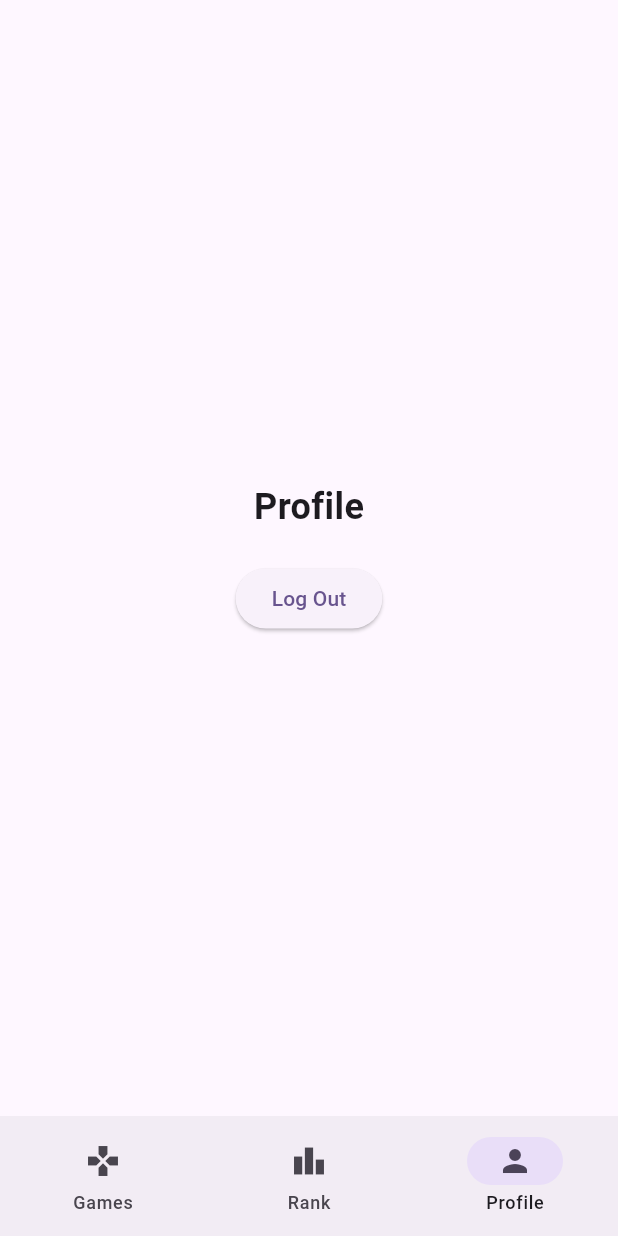
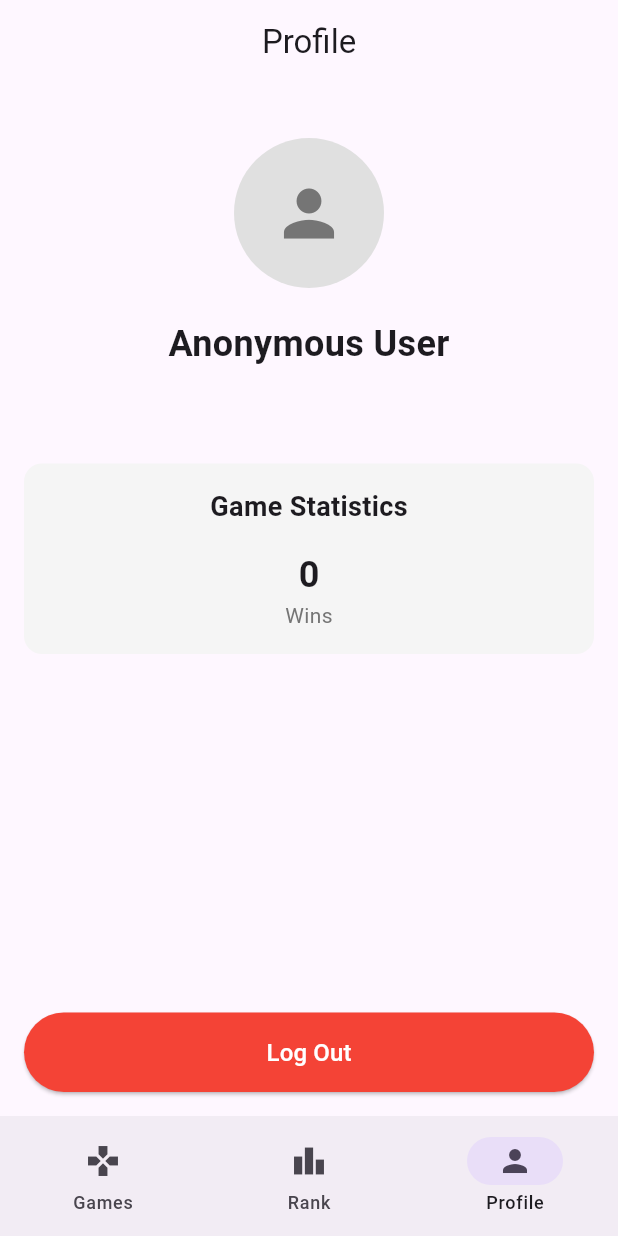
Before and after one commit to RekanAnwar/tic_tac_toc_game, a Flutter app: the screen it shows once a user with an empty profile is signed in, item 3 of the bottom bar chosen, on a phone screen of 412 x 824 dp. Run offline on Flutter 3.47's test engine with Material 3 defaults, Android fonts, the phone set to English and light mode, and no system bars; our stand-ins replace cloud_firestore, equatable, firebase_auth, firebase_core, flutter_riverpod; accounts and stored records are empty.

Commit message:
Refactor project structure and remove deprecated controllers
- Delete deprecated auth, game, and online game controllers
- Update import paths in views to use new state notifier controllers
- Modify ProfilePage to display user statistics and improve UI
- Remove unused game request and online player models
- Simplify project architecture by consolidating state management logic

```diff
--- a/lib/views/auth/auth_wrapper.dart
+++ b/lib/views/auth/auth_wrapper.dart
@@ -1,6 +1,6 @@
 import 'package:flutter/material.dart';
 import 'package:flutter_riverpod/flutter_riverpod.dart';
-import 'package:tic_tac_toc_game/controllers/auth_controller.dart';
+import 'package:tic_tac_toc_game/controllers/auth_state_notifier.dart';
 import 'package:tic_tac_toc_game/views/auth/login_page.dart';
 import 'package:tic_tac_toc_game/views/main_navigation.dart';
 
--- a/lib/views/auth/login_page.dart
+++ b/lib/views/auth/login_page.dart
@@ -1,7 +1,7 @@
 import 'package:firebase_auth/firebase_auth.dart';
 import 'package:flutter/material.dart';
 import 'package:flutter_riverpod/flutter_riverpod.dart';
-import 'package:tic_tac_toc_game/controllers/auth_controller.dart';
+import 'package:tic_tac_toc_game/controllers/auth_state_notifier.dart';
 import 'package:tic_tac_toc_game/utils/auth_error_handler.dart';
 
 class LoginPage extends ConsumerStatefulWidget {
--- a/lib/views/auth/signup_page.dart
+++ b/lib/views/auth/signup_page.dart
@@ -1,7 +1,7 @@
 import 'package:firebase_auth/firebase_auth.dart';
 import 'package:flutter/material.dart';
 import 'package:flutter_riverpod/flutter_riverpod.dart';
-import 'package:tic_tac_toc_game/controllers/auth_controller.dart';
+import 'package:tic_tac_toc_game/controllers/auth_state_notifier.dart';
 import 'package:tic_tac_toc_game/utils/auth_error_handler.dart';
 
 class SignupPage extends ConsumerStatefulWidget {
--- a/lib/views/game/game_page.dart
+++ b/lib/views/game/game_page.dart
@@ -1,9 +1,9 @@
 import 'package:cloud_firestore/cloud_firestore.dart';
 import 'package:flutter/material.dart';
 import 'package:flutter_riverpod/flutter_riverpod.dart';
-import 'package:tic_tac_toc_game/controllers/auth_controller.dart';
-import 'package:tic_tac_toc_game/controllers/game_controller.dart';
-import 'package:tic_tac_toc_game/controllers/online_game_controller.dart';
+import 'package:tic_tac_toc_game/controllers/auth_state_notifier.dart';
+import 'package:tic_tac_toc_game/controllers/game_state_notifier.dart';
+import 'package:tic_tac_toc_game/controllers/online_game_state_notifier.dart';
 import 'package:tic_tac_toc_game/extensions/context_extension.dart';
 import 'package:tic_tac_toc_game/models/game_model.dart';
 import 'package:tic_tac_toc_game/models/online_player_model.dart';
--- a/lib/views/home/home_page.dart
+++ b/lib/views/home/home_page.dart
@@ -1,6 +1,6 @@
 import 'package:flutter/material.dart';
 import 'package:flutter_riverpod/flutter_riverpod.dart';
-import 'package:tic_tac_toc_game/controllers/online_game_controller.dart';
+import 'package:tic_tac_toc_game/controllers/accepted_game_request_stream_provider.dart';
 import 'package:tic_tac_toc_game/views/home/widgets/game_requests.dart';
 import 'package:tic_tac_toc_game/views/home/widgets/online_players_list.dart';
 
--- a/lib/views/home/widgets/game_requests.dart
+++ b/lib/views/home/widgets/game_requests.dart
@@ -1,6 +1,7 @@
 import 'package:flutter/material.dart';
 import 'package:flutter_riverpod/flutter_riverpod.dart';
-import 'package:tic_tac_toc_game/controllers/online_game_controller.dart';
+import 'package:tic_tac_toc_game/controllers/game_request_stream_provider.dart';
+import 'package:tic_tac_toc_game/controllers/online_game_state_notifier.dart';
 import 'package:tic_tac_toc_game/models/online_player_model.dart';
 
 class GameRequests extends ConsumerWidget {
--- a/lib/views/home/widgets/online_players_list.dart
+++ b/lib/views/home/widgets/online_players_list.dart
@@ -1,7 +1,7 @@
 import 'package:flutter/material.dart';
 import 'package:flutter_riverpod/flutter_riverpod.dart';
-import 'package:tic_tac_toc_game/controllers/auth_controller.dart';
-import 'package:tic_tac_toc_game/controllers/online_game_controller.dart';
+import 'package:tic_tac_toc_game/controllers/auth_state_notifier.dart';
+import 'package:tic_tac_toc_game/controllers/online_game_state_notifier.dart';
 import 'package:tic_tac_toc_game/models/online_player_model.dart';
 
 class OnlinePlayersList extends ConsumerWidget {
--- a/lib/views/profile/profile_page.dart
+++ b/lib/views/profile/profile_page.dart
@@ -1,30 +1,123 @@
 import 'package:flutter/material.dart';
 import 'package:flutter_riverpod/flutter_riverpod.dart';
-import 'package:tic_tac_toc_game/controllers/auth_controller.dart';
+import 'package:tic_tac_toc_game/controllers/auth_state_notifier.dart';
 
 class ProfilePage extends ConsumerWidget {
   const ProfilePage({super.key});
 
   @override
   Widget build(BuildContext context, WidgetRef ref) {
+    final user = ref.watch(authControllerProvider).value;
+
     return Scaffold(
-      body: Center(
+      appBar: AppBar(
+        title: const Text('Profile'),
+        centerTitle: true,
+      ),
+      body: Padding(
+        padding: const EdgeInsets.all(16.0),
         child: Column(
-          mainAxisAlignment: MainAxisAlignment.center,
           children: [
-            const Text(
-              'Profile',
-              style: TextStyle(fontSize: 24, fontWeight: FontWeight.bold),
+            const SizedBox(height: 20),
+            // Profile Avatar
+            CircleAvatar(
+              radius: 50,
+              backgroundColor: Colors.grey[300],
+              child: Icon(
+                Icons.person,
+                size: 50,
+                color: Colors.grey[600],
+              ),
             ),
             const SizedBox(height: 20),
-            ElevatedButton(
-              onPressed: () =>
-                  ref.read(authControllerProvider.notifier).signOut(),
-              child: const Text('Log Out'),
+            // User Name
+            Text(
+              user?.displayName ?? 'Anonymous User',
+              style: const TextStyle(
+                fontSize: 24,
+                fontWeight: FontWeight.bold,
+              ),
+            ),
+            const SizedBox(height: 10),
+            // Email
+            Text(
+              user?.email ?? 'No email',
+              style: TextStyle(
+                fontSize: 16,
+                color: Colors.grey[600],
+              ),
+            ),
+            const SizedBox(height: 30),
+            // Stats Section
+            Container(
+              padding: const EdgeInsets.all(16),
+              decoration: BoxDecoration(
+                color: Colors.grey[100],
+                borderRadius: BorderRadius.circular(12),
+              ),
+              child: Column(
+                children: [
+                  const Text(
+                    'Game Statistics',
+                    style: TextStyle(
+                      fontSize: 18,
+                      fontWeight: FontWeight.bold,
+                    ),
+                  ),
+                  const SizedBox(height: 15),
+                  Row(
+                    mainAxisAlignment: MainAxisAlignment.spaceAround,
+                    children: [
+                      _buildStatItem('Wins', user?.wins.toString() ?? '0'),
+                      // _buildStatItem('Losses', user?.losses.toString() ?? '0'),
+                      // _buildStatItem('Draws', user?.draws.toString() ?? '0'),
+                    ],
+                  ),
+                ],
+              ),
+            ),
+            const Spacer(),
+            // Logout Button
+            SizedBox(
+              width: double.infinity,
+              child: ElevatedButton(
+                onPressed: () =>
+                    ref.read(authControllerProvider.notifier).signOut(),
+                style: ElevatedButton.styleFrom(
+                  padding: const EdgeInsets.symmetric(vertical: 15),
+                  backgroundColor: Colors.red,
+                  foregroundColor: Colors.white,
+                ),
+                child: const Text(
+                  'Log Out',
+                  style: TextStyle(fontSize: 16),
+                ),
+              ),
             ),
           ],
         ),
       ),
     );
   }
+
+  Widget _buildStatItem(String label, String value) {
+    return Column(
+      children: [
+        Text(
+          value,
+          style: const TextStyle(
+            fontSize: 24,
+            fontWeight: FontWeight.bold,
+          ),
+        ),
+        Text(
+          label,
+          style: TextStyle(
+            fontSize: 14,
+            color: Colors.grey[600],
+          ),
+        ),
+      ],
+    );
+  }
 }
```
Also changed, not shown: lib/controllers/accepted_game_request_stream_provider.dart (added, +47 -0 lines), lib/controllers/game_request_stream_provider.dart (added, +24 -0 lines), lib/controllers/online_game_state_notifier.dart (renamed from lib/controllers/online_game_controller.dart, +1 -57 lines), lib/models/game_request.dart (added, +82 -0 lines), lib/models/online_player_model.dart (+0 -80 lines), lib/controllers/auth_state_notifier.dart (renamed from lib/controllers/auth_controller.dart), lib/controllers/game_state_notifier.dart (renamed from lib/controllers/game_controller.dart).
